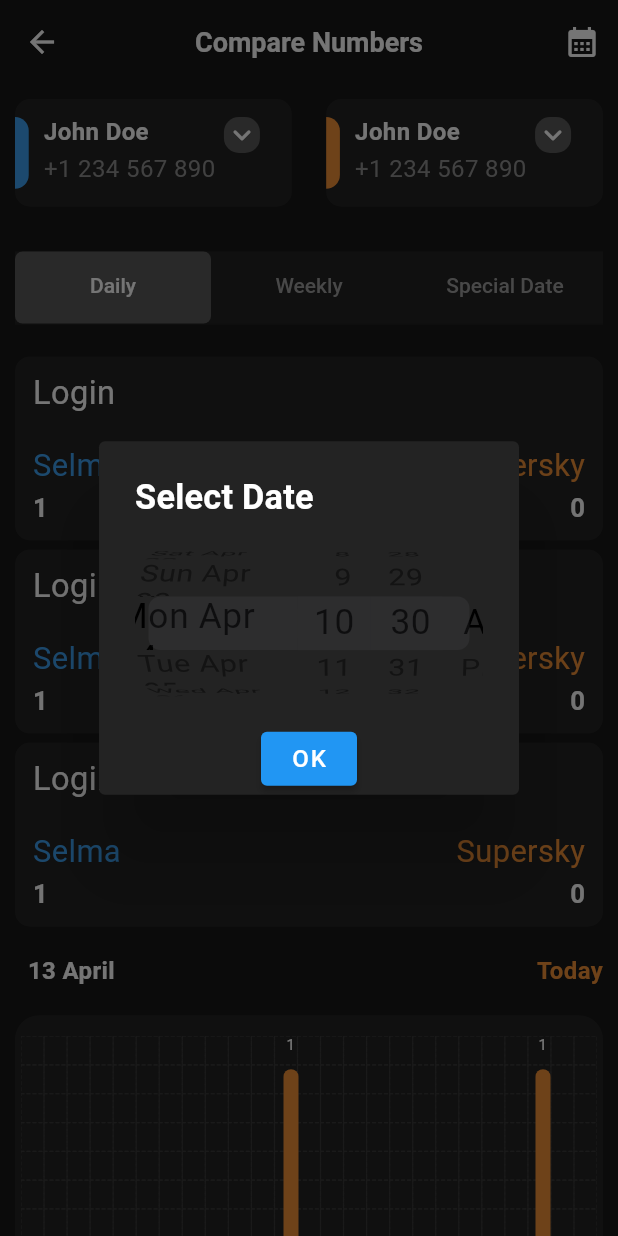
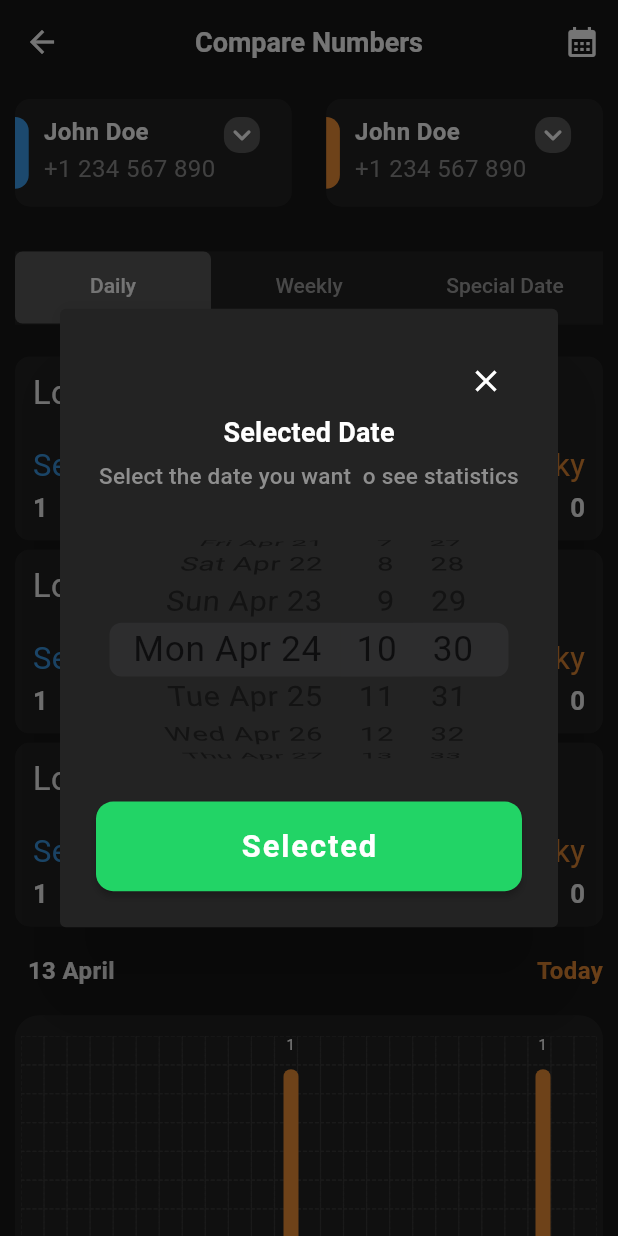
Before and after one commit to SerdarYildiz06/Watlog-, a Flutter app: the CompareNumbersView screen opened by its route, after a tap on the "calendar month" icon, on a phone screen of 412 x 824 dp. Run offline on Flutter 3.47's test engine with Material 2 defaults, Android fonts, the phone set to English and light mode, and no system bars; drawn by our look-alikes of dotted_border; our stand-ins replace flutter_screenutil, intl_phone_field.

Commit message:
some add

```diff
--- a/lib/view/compare_numbers_view.dart
+++ b/lib/view/compare_numbers_view.dart
@@ -3,6 +3,7 @@ import 'dart:math';
 import 'package:flutter/cupertino.dart';
 import 'package:flutter/material.dart';
 import 'package:flutter_screenutil/flutter_screenutil.dart';
+import 'package:watlog/utils/widget/custom_button.dart';
 import 'package:watlog/view/special_chart_view.dart';
 import 'package:watlog/view/weekly_chart_view.dart';
 
@@ -75,20 +76,161 @@ class _CompareNumbersViewState extends State<CompareNumbersView> with SingleTick
   final CupertinoDatePickerMode _datePickerMode = CupertinoDatePickerMode.dateAndTime;
   final DateTime _selectedDate = DateTime.now();
 
+  // void _showMyDialog() {
+  //   showDialog(
+  //     context: context,
+  //     builder: (BuildContext context) {
+  //       return AlertDialog(
+  //         backgroundColor: const Color(0xff232323),
+  //         title: const Text(
+  //           'Select Date',
+  //           style: TextStyle(fontWeight: FontWeight.bold, color: Colors.white),
+  //         ),
+  //         content: SizedBox(
+  //           width: double.infinity,
+  //           height: MediaQuery.of(context).size.height * 0.2,
+  //           child: Column(
+  //             children: [
+  //               Expanded(
+  //                 child: Theme(
+  //                   data: ThemeData(
+  //                     cupertinoOverrideTheme: const CupertinoThemeData(
+  //                       textTheme: CupertinoTextThemeData(
+  //                         dateTimePickerTextStyle: TextStyle(
+  //                           color: Colors.white,
+  //                         ),
+  //                       ),
+  //                     ),
+  //                   ),
+  //                   child: CupertinoDatePicker(
+  //                     initialDateTime: _selectedDate,
+  //                     onDateTimeChanged: (dateTime) {},
+  //                   ),
+  //                 ),
+  //               ),
+  //               const SizedBox(height: 16),
+  //               ElevatedButton(
+  //                 onPressed: () {
+  //                   // Do something with the selected date
+  //                   print('Selected date: $_selectedDate');
+  //                   Navigator.of(context).pop();
+  //                 },
+  //                 child: const Text('OK'),
+  //               ),
+  //             ],
+  //           ),
+  //         ),
+  //         contentPadding: const EdgeInsets.fromLTRB(24, 20, 24, 0),
+  //       );
+  //     },
+  //   );
+  // }
+  // void _showMyDialog() {
+  //   showDialog(
+  //     context: context,
+  //     builder: (BuildContext context) {
+  //       return AlertDialog(
+  //         backgroundColor: const Color(0xff232323),
+  //         contentPadding: const EdgeInsets.symmetric(horizontal: 10),
+  //         title: Row(
+  //           mainAxisAlignment: MainAxisAlignment.spaceBetween,
+  //           children: [
+  //             const Text(
+  //               'Selected Date',
+  //               textAlign: TextAlign.center,
+  //               style: TextStyle(
+  //                 fontWeight: FontWeight.bold,
+  //                 color: Colors.white,
+  //                 fontSize: 18,
+  //               ),
+  //             ),
+  //             IconButton(
+  //               icon: const Icon(
+  //                 Icons.close,
+  //                 color: Colors.white,
+  //               ),
+  //               onPressed: () {
+  //                 Navigator.of(context).pop();
+  //               },
+  //             ),
+  //           ],
+  //         ),
+  //         actions: const [],
+  //         content: SizedBox(
+  //           width: MediaQuery.of(context).size.width,
+  //           height: MediaQuery.of(context).size.height * 0.2,
+  //           child: Column(
+  //             children: [
+  //               const SizedBox(
+  //                 height: 20,
+  //               ),
+  //               Expanded(
+  //                 child: Theme(
+  //                   data: ThemeData(
+  //                     cupertinoOverrideTheme: const CupertinoThemeData(
+  //                       textTheme: CupertinoTextThemeData(
+  //                         dateTimePickerTextStyle: TextStyle(
+  //                           color: Colors.white,
+  //                         ),
+  //                       ),
+  //                     ),
+  //                   ),
+  //                   child: CupertinoDatePicker(
+  //                     use24hFormat: true,
+  //                     initialDateTime: _selectedDate,
+  //                     onDateTimeChanged: (dateTime) {},
+  //                   ),
+  //                 ),
+  //               ),
+  //               const SizedBox(height: 16),
+  //               CustomButton(text: "Selected", onPressed: () {})
+  //             ],
+  //           ),
+  //         ),
+  //       );
+  //     },
+  //   );
+  // }
   void _showMyDialog() {
     showDialog(
       context: context,
       builder: (BuildContext context) {
         return AlertDialog(
           backgroundColor: const Color(0xff232323),
-          title: const Text(
-            'Select Date',
-            style: TextStyle(fontWeight: FontWeight.bold, color: Colors.white),
+          title: Column(
+            mainAxisSize: MainAxisSize.min,
+            children: [
+              Align(
+                alignment: Alignment.topRight,
+                child: IconButton(
+                  onPressed: () {
+                    Navigator.of(context).pop();
+                  },
+                  icon: const Icon(
+                    Icons.close,
+                    color: Colors.white,
+                  ),
+                ),
+              ),
+              // const SizedBox(
+              //   height: 20,
+              // ),
+              const Text('Selected Date', style: TextStyle(color: Colors.white, fontSize: 18, fontWeight: FontWeight.bold)),
+              const SizedBox(
+                height: 10,
+              ),
+              Text(
+                'Select the date you want \to see statistics',
+                textAlign: TextAlign.center,
+                style: TextStyle(color: ColorConstants.instance.textColor, fontSize: 15),
+              ),
+            ],
           ),
           content: SizedBox(
-            width: double.infinity,
-            height: MediaQuery.of(context).size.height * 0.2,
+            width: MediaQuery.of(context).size.width,
+            height: MediaQuery.of(context).size.height * 0.3,
             child: Column(
+              mainAxisSize: MainAxisSize.min,
               children: [
                 Expanded(
                   child: Theme(
@@ -102,24 +244,21 @@ class _CompareNumbersViewState extends State<CompareNumbersView> with SingleTick
                       ),
                     ),
                     child: CupertinoDatePicker(
+                      use24hFormat: true,
                       initialDateTime: _selectedDate,
                       onDateTimeChanged: (dateTime) {},
                     ),
                   ),
                 ),
-                const SizedBox(height: 16),
-                ElevatedButton(
-                  onPressed: () {
-                    // Do something with the selected date
-                    print('Selected date: $_selectedDate');
-                    Navigator.of(context).pop();
-                  },
-                  child: const Text('OK'),
-                ),
+                const SizedBox(height: 15),
+                CustomButton(text: "Selected", onPressed: () {}),
+                // const SizedBox(
+                //   height: 20,
+                //   child: SizedBox.shrink(),
+                // )
               ],
             ),
           ),
-          contentPadding: const EdgeInsets.fromLTRB(24, 20, 24, 0),
         );
       },
     );
```
